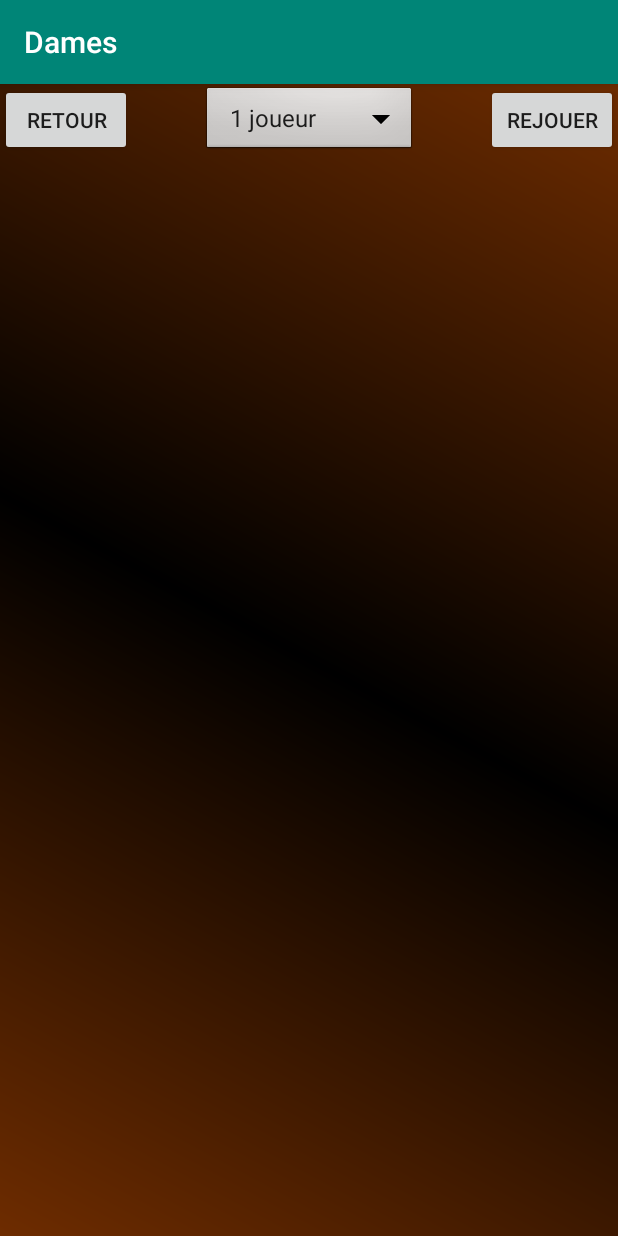
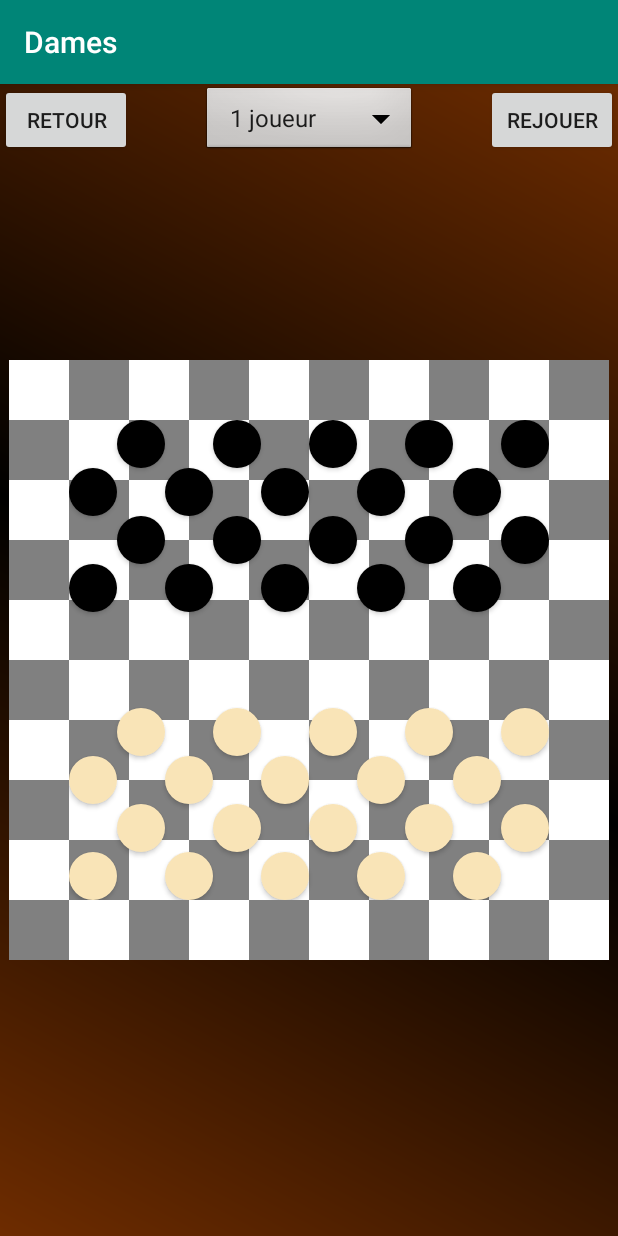
Before and after one commit to Aymeric-Bled/Games, an Android app: the Dames screen opened directly, with no data from a screen before it, on a phone screen of 412 x 824 dp. Run offline under Robolectric (Android 15) with nearby library versions, the phone set to English and light mode, and no system bars.

Commit message:
Bug GridLayout

```diff
--- a/app/build.gradle
+++ b/app/build.gradle
@@ -21,7 +21,7 @@ android {
 dependencies {
     implementation fileTree(dir: 'libs', include: ['*.jar'])
     implementation 'androidx.appcompat:appcompat:1.4.2'
-    implementation 'androidx.constraintlayout:constraintlayout:1.1.3'
+    implementation 'androidx.constraintlayout:constraintlayout:2.1.4'
     implementation 'com.google.android.material:material:1.6.1'
     testImplementation 'junit:junit:4.12'
     androidTestImplementation 'androidx.test.ext:junit:1.1.3'
--- a/app/src/main/res/layout/activity_dames.xml
+++ b/app/src/main/res/layout/activity_dames.xml
@@ -25,14 +25,12 @@
         android:id="@+id/grille_board"
         android:layout_width="wrap_content"
         android:layout_height="wrap_content"
-        android:columnCount="4"
-        android:rowCount="4"
         android:minWidth="0dp"
         android:minHeight="0dp"
         app:layout_constraintStart_toStartOf="parent"
-        app:layout_constraintTop_toBottomOf="parent"
+        app:layout_constraintTop_toTopOf="parent"
         app:layout_constraintEnd_toEndOf="parent"
-        app:layout_constraintBottom_toTopOf="parent"
+        app:layout_constraintBottom_toBottomOf="parent"
         ></GridLayout>
 
 
@@ -40,14 +38,12 @@
         android:id="@+id/grille_piece"
         android:layout_width="wrap_content"
         android:layout_height="wrap_content"
-        android:columnCount="4"
-        android:rowCount="4"
         android:minWidth="0dp"
         android:minHeight="0dp"
         app:layout_constraintStart_toStartOf="parent"
-        app:layout_constraintTop_toBottomOf="parent"
+        app:layout_constraintTop_toTopOf="parent"
         app:layout_constraintEnd_toEndOf="parent"
-        app:layout_constraintBottom_toTopOf="parent"
+        app:layout_constraintBottom_toBottomOf="parent"
         ></GridLayout>
 
     <Button
--- a/app/src/main/res/layout/activity_echecs.xml
+++ b/app/src/main/res/layout/activity_echecs.xml
@@ -52,14 +52,12 @@
         android:id="@+id/grille"
         android:layout_width="wrap_content"
         android:layout_height="wrap_content"
-        android:columnCount="4"
-        android:rowCount="4"
         android:minWidth="0dp"
         android:minHeight="0dp"
         app:layout_constraintStart_toStartOf="parent"
-        app:layout_constraintTop_toBottomOf="parent"
+        app:layout_constraintTop_toTopOf="parent"
         app:layout_constraintEnd_toEndOf="parent"
-        app:layout_constraintBottom_toTopOf="parent"
+        app:layout_constraintBottom_toBottomOf="parent"
         ></GridLayout>
 
 </androidx.constraintlayout.widget.ConstraintLayout>
```
